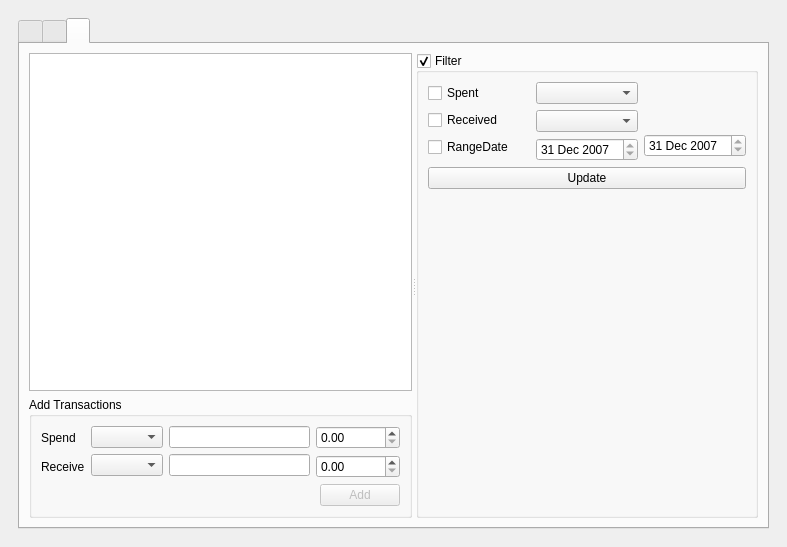
LostPy/poo-cryptoApp, file ui/mainwindow_crypto.ui: the form before one commit.
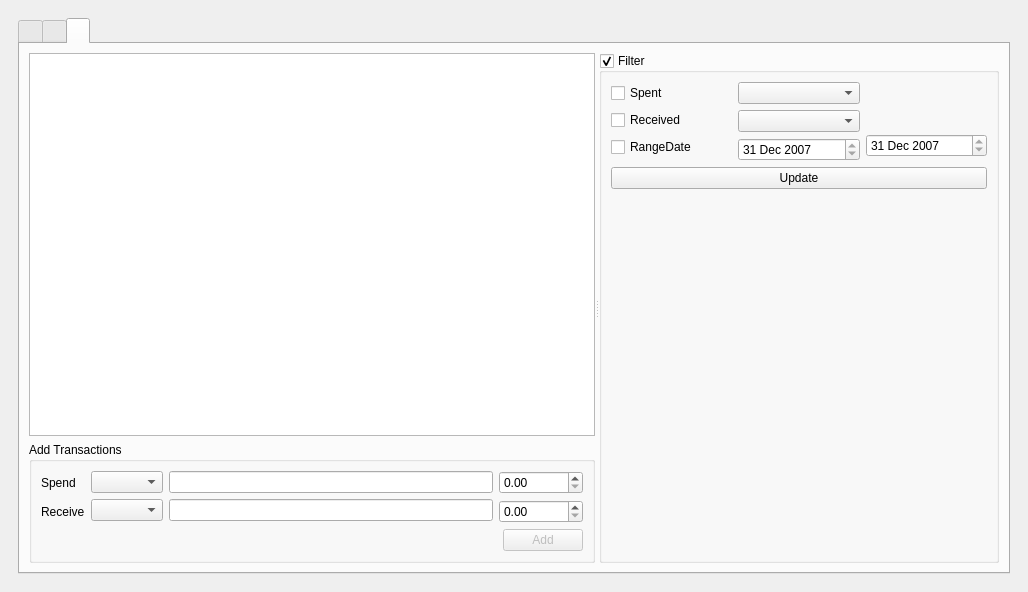
The form after the commit. The open tabs and pages were chosen to show the change. Icons and pictures are not drawn. Custom widgets are drawn as their Qt base class.

Diff of the .ui file:
```diff
--- a/ui/mainwindow_crypto.ui
+++ b/ui/mainwindow_crypto.ui
@@ -6,8 +6,8 @@
    <rect>
     <x>0</x>
     <y>0</y>
-    <width>787</width>
-    <height>547</height>
+    <width>1028</width>
+    <height>592</height>
    </rect>
   </property>
   <property name="windowTitle">
@@ -448,7 +448,7 @@
                       </property>
                       <property name="minimumDateTime">
                        <datetime>
-                        <hour>18</hour>
+                        <hour>17</hour>
                         <minute>0</minute>
                         <second>0</second>
                         <year>2007</year>
@@ -485,7 +485,7 @@
                       </property>
                       <property name="minimumDateTime">
                        <datetime>
-                        <hour>18</hour>
+                        <hour>17</hour>
                         <minute>0</minute>
                         <second>0</second>
                         <year>2007</year>
```
Left out of the diff: 10 changed lines with no effect on the pictures.
